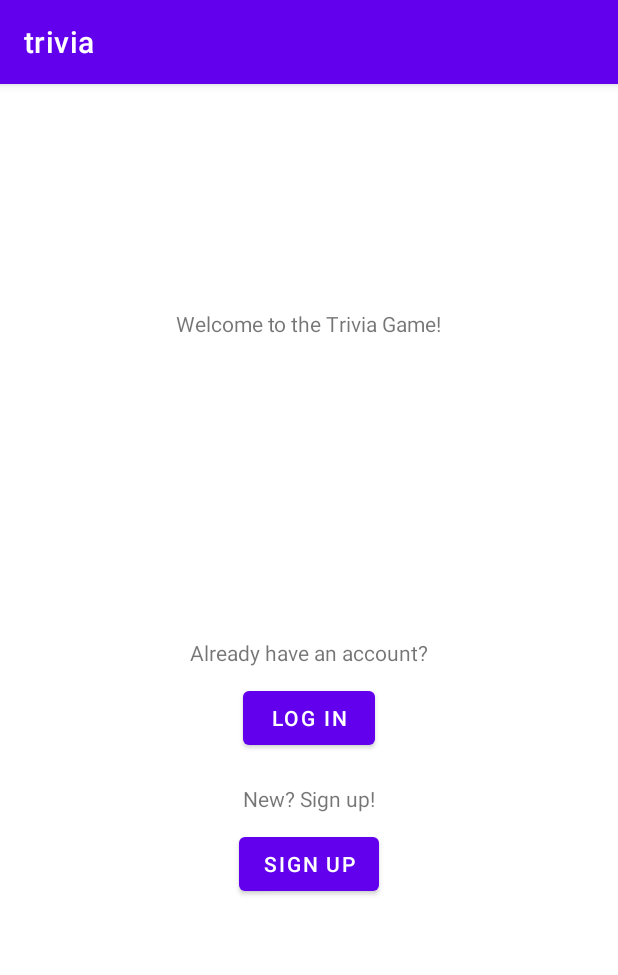
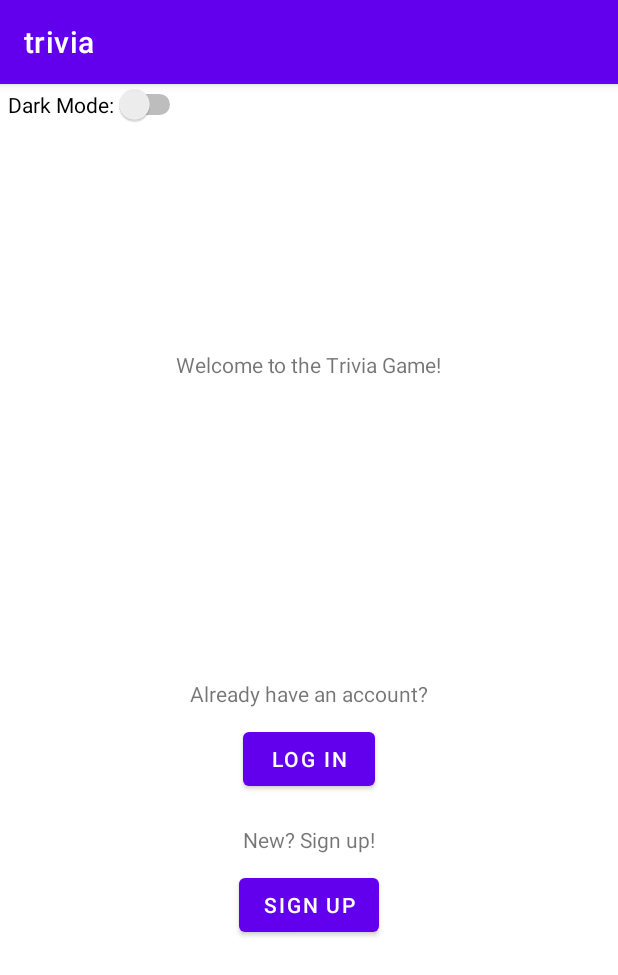
Before and after one commit to swiftie1321/TriviaProject, an Android app: the screen it shows after launch (MainActivity), on a phone screen of 412 x 824 dp. Shown: the top 975 px of the screen. Run offline under Robolectric (Android 15) with nearby library versions, the light colour scheme and no system bars.

Commit message:
Added a dark mode button. On Sign Up screen tried to add a box text of username and password. Problems: 1. No text on switch button yes/no. 2. Sign Up button opens a page that isn't the original sign up screen. 3. Cannot move and handle the text and password buttons.

```diff
--- a/app/src/main/java/com/example/trivia/MainActivity.java
+++ b/app/src/main/java/com/example/trivia/MainActivity.java
@@ -2,30 +2,45 @@ package com.example.trivia;
 
 import androidx.appcompat.app.AppCompatActivity;
 
+import android.content.Intent;
 import android.os.Bundle;
 import android.view.View;
 import android.widget.Button;
+import android.widget.Switch;
 import android.widget.TextView;
 
-public class MainActivity extends AppCompatActivity {
+public class MainActivity extends AppCompatActivity implements View.OnClickListener {
 
+    //Initiate the Sign Up button
     private Button sign_up;
-    private TextView output_text;
-
-    public Button getSign_up() {
-        return sign_up;
-    }
 
     @Override
     protected void onCreate(Bundle savedInstanceState) {
         super.onCreate(savedInstanceState);
         setContentView(R.layout.activity_main);
 
+        // initiate a Switch
+        Switch dark_mode_switch = (Switch) findViewById(R.id.dark_mode);
+
+        //Displayed text on switch button
+        dark_mode_switch.setTextOn("yes");
+        dark_mode_switch.setTextOff("no");
+
+        //Sign Up Button
         sign_up = findViewById(R.id.sign_up_buttom);
+        SignUpScreen sign_up_object = new SignUpScreen();
 
-        SignUpScreen sing_up_object = new SignUpScreen(this);
-        sign_up.setOnClickListener(sing_up_object);
+        sign_up.setOnClickListener(new View.OnClickListener() {
+            @Override
+            public void onClick(View v) {
+                startActivity(new Intent(MainActivity.this, SignUpScreen.class));
+            }
+        });
+
     }
 
+    @Override
+    public void onClick(View v) {
 
+    }
 }
--- a/app/src/main/java/com/example/trivia/SignUpScreen.java
+++ b/app/src/main/java/com/example/trivia/SignUpScreen.java
@@ -8,27 +8,10 @@ import android.view.View;
 
 import org.w3c.dom.Text;
 
-public class SignUpScreen extends AppCompatActivity implements View.OnClickListener {
+public class SignUpScreen extends AppCompatActivity {
 
     private Context main_activity_context;
-    private Text text_onscreen;
 
-    public void setText_onscreen(Text text_onscreen) {
-        this.text_onscreen = text_onscreen;
-    }
 
-    public SignUpScreen(Context main_activity_context) {
-        this.main_activity_context = main_activity_context;
-    }
 
-    @Override
-    public void onClick(View clicked_button){
-
-        MainActivity main_activity_access = (MainActivity)main_activity_context;
-
-        if (clicked_button == main_activity_access.getSign_up())
-        {
-            text_onscreen.setData("You are now on Sign Up screen!");
-        }
-    }
 }
--- a/app/src/main/res/layout/activity_main.xml
+++ b/app/src/main/res/layout/activity_main.xml
@@ -6,6 +6,18 @@
     android:layout_height="match_parent"
     android:orientation="vertical"
     tools:context=".MainActivity">
+
+    <Switch
+        android:id="@+id/dark_mode"
+        android:layout_width="wrap_content"
+        android:layout_height="wrap_content"
+        android:layout_gravity="top"
+        android:layout_marginLeft="5dp"
+        android:text="Dark Mode:"
+        android:checked="false"
+        android:textOn="Yes"
+        android:textOff="No"/>
+
 
     <TextView
         android:id="@+id/welcome_text"
@@ -44,4 +56,5 @@
         android:text="Sign Up"
         android:layout_gravity="center_horizontal"
         android:layout_marginTop="10dp"/>
+
 </androidx.appcompat.widget.LinearLayoutCompat>
```
Also changed, not shown: app/src/main/res/layout/activity_sign_up_screen.xml (+20 -2 lines).
